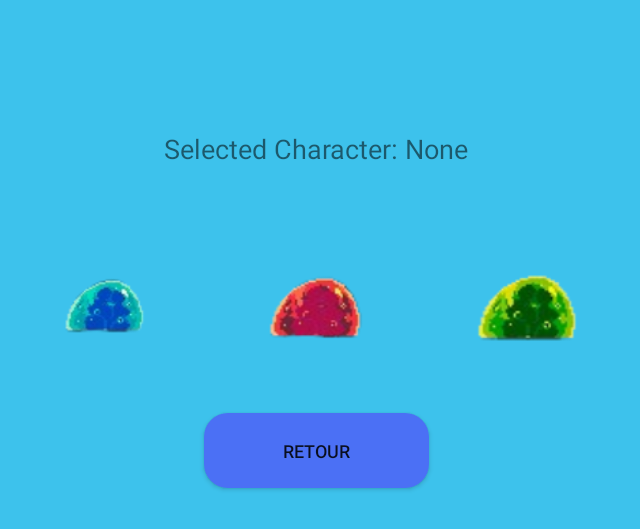
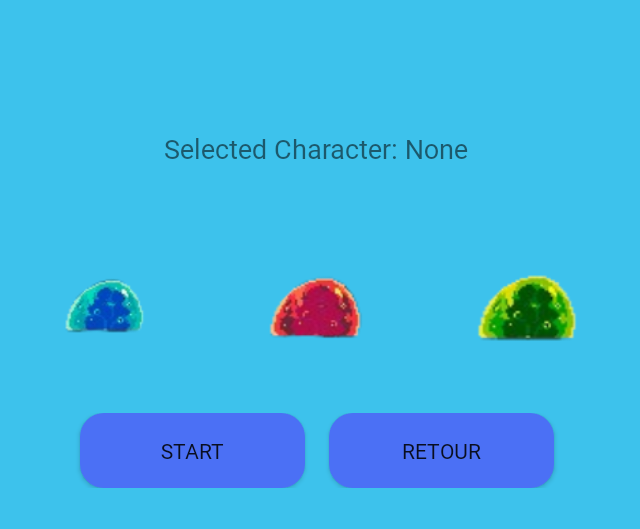
Before and after one commit to Zoro732/PixelParty, an Android app: the SpriteActivity screen opened directly, with no data from a screen before it, on a phone screen of 824 x 412 dp (held sideways). Shown: the top 529 px of the screen, without its empty margins (301-941 px from the left). Run offline under Robolectric (Android 15) with nearby library versions, the phone set to English and light mode, and no system bars.

Commit message:
MAJ V1 - Insha'allah

```diff
--- a/app/src/main/java/com/example/helloworld/SpriteActivity.java
+++ b/app/src/main/java/com/example/helloworld/SpriteActivity.java
@@ -8,11 +8,15 @@ import android.widget.TextView;
 import androidx.appcompat.app.AppCompatActivity;
 import android.content.Intent;
 import android.widget.Button;
+import android.content.SharedPreferences;
+import android.widget.Toast;
+import android.graphics.Bitmap;
+import android.graphics.BitmapFactory;
 
 public class SpriteActivity extends AppCompatActivity{
     private ImageView character1, character2, character3;
     private TextView selectedCharacterText;
-
+    private static final String PREFS_NAME = "GamePrefs";
 
     @Override
     protected void onCreate(Bundle savedInstanceState) {
@@ -27,9 +31,18 @@ public class SpriteActivity extends AppCompatActivity{
                 startActivity(intent);
             }
         });
+        // Enregistrer les chemins des sprites dans SharedPreferences
+        SharedPreferences sharedPreferences = getSharedPreferences(PREFS_NAME, MODE_PRIVATE);
+        SharedPreferences.Editor editor = sharedPreferences.edit();
+
+        // Enregistrer les chemins des images dans SharedPreferences
+        editor.putString("sprite_1", "bleu");
+        editor.putString("sprite_2", "rouge");
+        editor.putString("sprite_3", "vert");
+        editor.apply();  // Sauvegarder les données
 
         // Références aux vues
-        character1 = findViewById(R.id.bleu);
+        /*character1 = findViewById(R.id.bleu);
         character2 = findViewById(R.id.rouge);
         character3 = findViewById(R.id.vert);
         selectedCharacterText = findViewById(R.id.selected_character_text);
@@ -38,10 +51,46 @@ public class SpriteActivity extends AppCompatActivity{
         character1.setOnClickListener(view -> selectCharacter("Bleu", character1));
         character2.setOnClickListener(view -> selectCharacter("Rouge", character2));
         character3.setOnClickListener(view -> selectCharacter("Vert", character3));
+*/
+        // Charger le sprite à partir des SharedPreferences
+        loadSprite("sprite_1");
+        hideNavigationBar();
 
-        hideNavigationBar();
+        /*
+        Button start = findViewById(R.id.start);
+        start.setOnClickListener(new View.OnClickListener() {
+
+            @Override
+            public void onClick(View v) {
+                Intent intent = new Intent(SpriteActivity.this, LabyActivity.class);
+                startActivity(intent);
+            }
+        });*/
     }
 
+    // Charger le sprite à partir des SharedPreferences
+    private void loadSprite(String Sprite) {
+        SharedPreferences sharedPreferences = getSharedPreferences(PREFS_NAME, MODE_PRIVATE);
+
+        // Récupérer le chemin du sprite depuis SharedPreferences
+        String spritePath = sharedPreferences.getString(Sprite, null);
+
+        if (spritePath != null) {
+            // Trouver le ressource correspondant au sprite (en supposant que tu utilises un sprite dans les ressources)
+            int resId = getResources().getIdentifier(spritePath, "drawable", getPackageName());
+            if (resId != 0) {
+                Bitmap spriteBitmap = BitmapFactory.decodeResource(getResources(), resId);
+                //ImageView imageView = findViewById(R.id.Sprite);
+                //imageView.setImageBitmap(spriteBitmap); // Afficher le sprite
+            } else {
+                Toast.makeText(this, "Image non trouvée dans les ressources", Toast.LENGTH_SHORT).show();
+            }
+        } else {
+            Toast.makeText(this, "Sprite non trouvé", Toast.LENGTH_SHORT).show();
+        }
+    }
+
+/*
     private void selectCharacter(String characterName, ImageView selectedCharacter) {
         // Réinitialiser l'arrière-plan pour tous les personnages
         character1.setBackgroundColor(Color.TRANSPARENT);
@@ -53,7 +102,10 @@ public class SpriteActivity extends AppCompatActivity{
 
         // Mettre à jour le texte du personnage sélectionné
         selectedCharacterText.setText("Selected Character: " + characterName);
-    }
+
+    }*/
+
+
 
     private void hideNavigationBar() {
         getWindow().getDecorView().setSystemUiVisibility(
--- a/app/src/main/res/layout/activity_minijeux.xml
+++ b/app/src/main/res/layout/activity_minijeux.xml
@@ -11,6 +11,7 @@
         android:layout_width="150dp"
         android:layout_height="50dp"
         android:text="Retour"
+        android:fontFamily="@font/press2start"
         android:layout_marginBottom="300dp"
         android:textSize="12sp"
         android:layout_centerHorizontal="true"
@@ -31,7 +32,7 @@
         android:layout_marginRight="450dp"
         android:background="@drawable/rounded_button"
         android:text="Labyrinth"
-
+        android:fontFamily="@font/press2start"
         android:textSize="12sp"
         app:layout_constraintBottom_toBottomOf="parent"
         app:layout_constraintLeft_toLeftOf="parent"
@@ -47,7 +48,7 @@
         android:layout_marginRight="50dp"
         android:background="@drawable/rounded_button"
         android:text="Run"
-
+        android:fontFamily="@font/press2start"
         android:textSize="12sp"
         app:layout_constraintBottom_toBottomOf="parent"
         app:layout_constraintLeft_toLeftOf="parent"
--- a/app/src/main/res/layout/activity_sprite.xml
+++ b/app/src/main/res/layout/activity_sprite.xml
@@ -15,7 +15,7 @@
         android:layout_height="wrap_content"
         android:text="Selected Character: None"
         android:textSize="18sp"
-
+        android:fontFamily="@font/press2start"
         android:layout_marginBottom="24dp"/>
 
     <LinearLayout
@@ -26,7 +26,7 @@
 
         <!-- Sprite 1 -->
         <ImageView
-            android:id="@+id/bleu"
+            android:id="@+id/sprite_1"
             android:layout_width="100dp"
             android:layout_height="100dp"
             android:src="@drawable/bleu"
@@ -35,7 +35,7 @@
 
         <!-- Sprite 2 -->
         <ImageView
-            android:id="@+id/rouge"
+            android:id="@+id/sprite_2"
             android:layout_width="100dp"
             android:layout_height="100dp"
             android:src="@drawable/rouge"
@@ -44,24 +44,40 @@
 
         <!-- Sprite 3 -->
         <ImageView
-            android:id="@+id/vert"
+            android:id="@+id/sprite_3"
             android:layout_width="100dp"
             android:layout_height="100dp"
             android:src="@drawable/vert"
             android:layout_margin="20dp"
-            android:contentDescription="Vert"/>
+            android:contentDescription="Vert" />
 
 
     </LinearLayout>
 
-    <Button
-        android:id="@+id/back"
-        android:layout_width="150dp"
-        android:layout_height="50dp"
-        android:text="Retour"
+    <LinearLayout
+        android:layout_width="match_parent"
+        android:layout_height="wrap_content"
+        android:orientation="horizontal"
+        android:gravity="center">
 
-        android:textSize="12sp"
-        android:background="@drawable/rounded_button"
-        />
+        <Button
+            android:id="@+id/start"
+            android:layout_width="150dp"
+            android:layout_height="50dp"
+            android:layout_marginRight="16dp"
+            android:background="@drawable/rounded_button"
+            android:text="Start"
+            android:fontFamily="@font/press2start"
+            android:layout_marginEnd="16dp" />
+
+        <Button
+            android:id="@+id/back"
+            android:layout_width="150dp"
+            android:layout_height="50dp"
+            android:background="@drawable/rounded_button"
+            android:text="Retour"
+            android:fontFamily="@font/press2start"/>
+
+    </LinearLayout>
 
 </LinearLayout>
```
Also changed, not shown: app/src/main/java/com/example/helloworld/CreerActivity.java (deleted, +0 -45 lines), app/src/main/java/com/example/helloworld/PvpActivity.java (deleted, +0 -54 lines), app/src/main/java/com/example/helloworld/RejoindreActivity.java (deleted, +0 -45 lines), app/src/main/res/layout/activity_creer.xml (deleted, +0 -100 lines), app/src/main/res/layout/activity_main.xml (+5 -4 lines), app/src/main/res/layout/activity_option.xml (+11 -4 lines), app/src/main/res/layout/activity_pvp.xml (deleted, +0 -68 lines), app/src/main/res/layout/activity_rejoindre.xml (deleted, +0 -68 lines), app/src/main/res/drawable/arrow_left.png (deleted).
